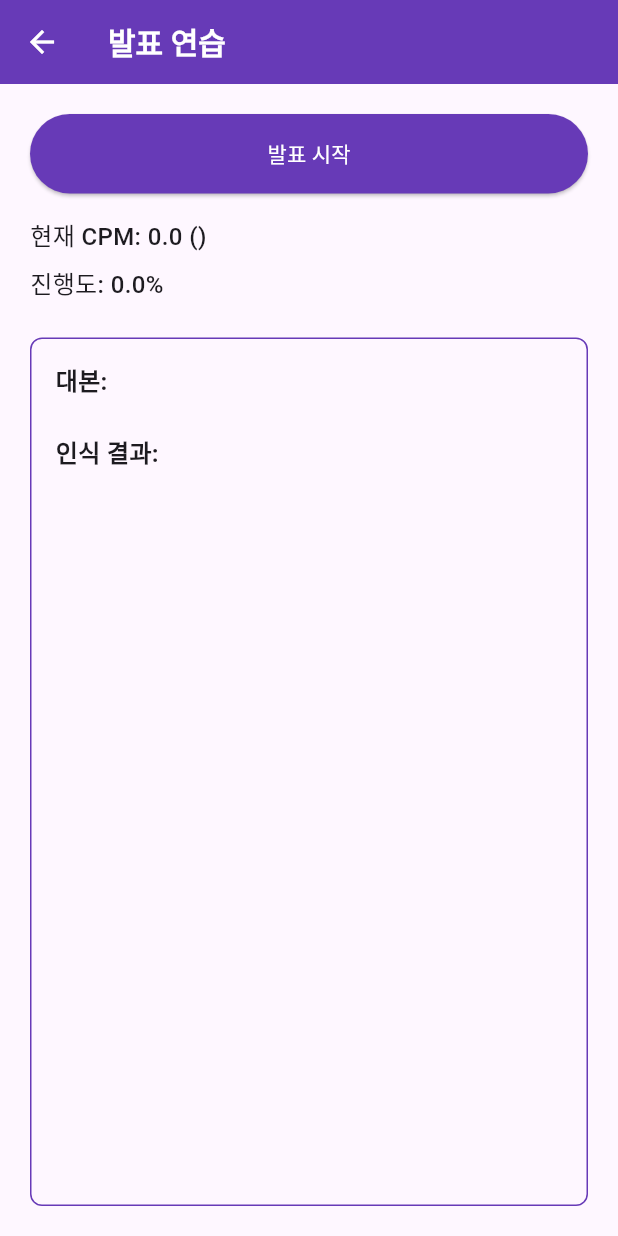
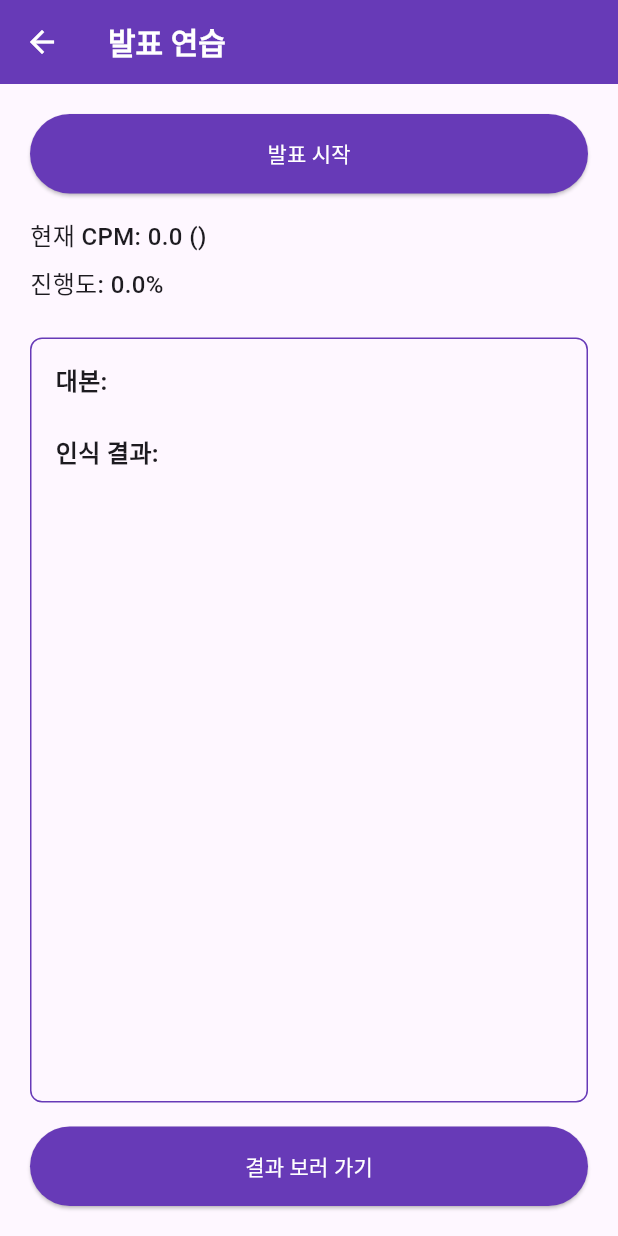
Before and after one commit to IngyoKim/TalkPilot, a Flutter app: the PresentationPracticePage screen opened directly with empty values, on a phone screen of 412 x 824 dp. Run offline on Flutter 3.47's test engine with Material 3 defaults, Android fonts, the phone set to English and light mode, and no system bars; our stand-ins replace file_picker, firebase_auth, firebase_core, firebase_database, flutter_dotenv, fluttertoast and 4 more; missing offline and left inert: kakao_flutter_sdk_common, kakao_flutter_sdk_user; accounts and stored records are empty; generated files the repository leaves out were written again; statements that could not run were skipped.

Commit message:
feat: 결과 페이지 이동 및 버튼 추가

```diff
--- a/app/lib/src/pages/practice_page/presentation_practice_page.dart
+++ b/app/lib/src/pages/practice_page/presentation_practice_page.dart
@@ -1,4 +1,5 @@
 import 'package:flutter/material.dart';
+import 'package:talk_pilot/src/pages/practice_page/presentation_result_page.dart';
 import 'package:talk_pilot/src/pages/practice_page/widgets/presentation_practice_controller.dart';
 import 'widgets/script_comparison_view.dart';
 
@@ -7,7 +8,8 @@ class PresentationPracticePage extends StatefulWidget {
   const PresentationPracticePage({super.key, required this.projectId});
 
   @override
-  State<PresentationPracticePage> createState() => _PresentationPracticePageState();
+  State<PresentationPracticePage> createState() =>
+      _PresentationPracticePageState();
 }
 
 class _PresentationPracticePageState extends State<PresentationPracticePage> {
@@ -49,11 +51,15 @@ class _PresentationPracticePageState extends State<PresentationPracticePage> {
           children: [
             ElevatedButton(
               style: ElevatedButton.styleFrom(
-                backgroundColor: _controller.isListening ? Colors.grey : Colors.deepPurple,
+                backgroundColor:
+                    _controller.isListening ? Colors.grey : Colors.deepPurple,
                 foregroundColor: Colors.white,
                 padding: const EdgeInsets.symmetric(vertical: 16),
               ),
-              onPressed: _controller.isListening ? _controller.stopListening : _controller.startListening,
+              onPressed:
+                  _controller.isListening
+                      ? _controller.stopListening
+                      : _controller.startListening,
               child: Text(_controller.isListening ? '발표 중지' : '발표 시작'),
             ),
             const SizedBox(height: 16),
@@ -84,6 +90,23 @@ class _PresentationPracticePageState extends State<PresentationPracticePage> {
                 ),
               ),
             ),
+            const SizedBox(height: 16),
+            ElevatedButton(
+              onPressed: () {
+                Navigator.push(
+                  context,
+                  MaterialPageRoute(
+                    builder: (_) => const PresentationResultPage(),
+                  ),
+                );
+              },
+              style: ElevatedButton.styleFrom(
+                backgroundColor: Colors.deepPurple,
+                foregroundColor: Colors.white,
+                padding: const EdgeInsets.symmetric(vertical: 16),
+              ),
+              child: const Text('결과 보러 가기'),
+            ),
           ],
         ),
       ),
```
Also changed, not shown: app/lib/src/pages/practice_page/presentation_result_page.dart (added, +27 -0 lines).
